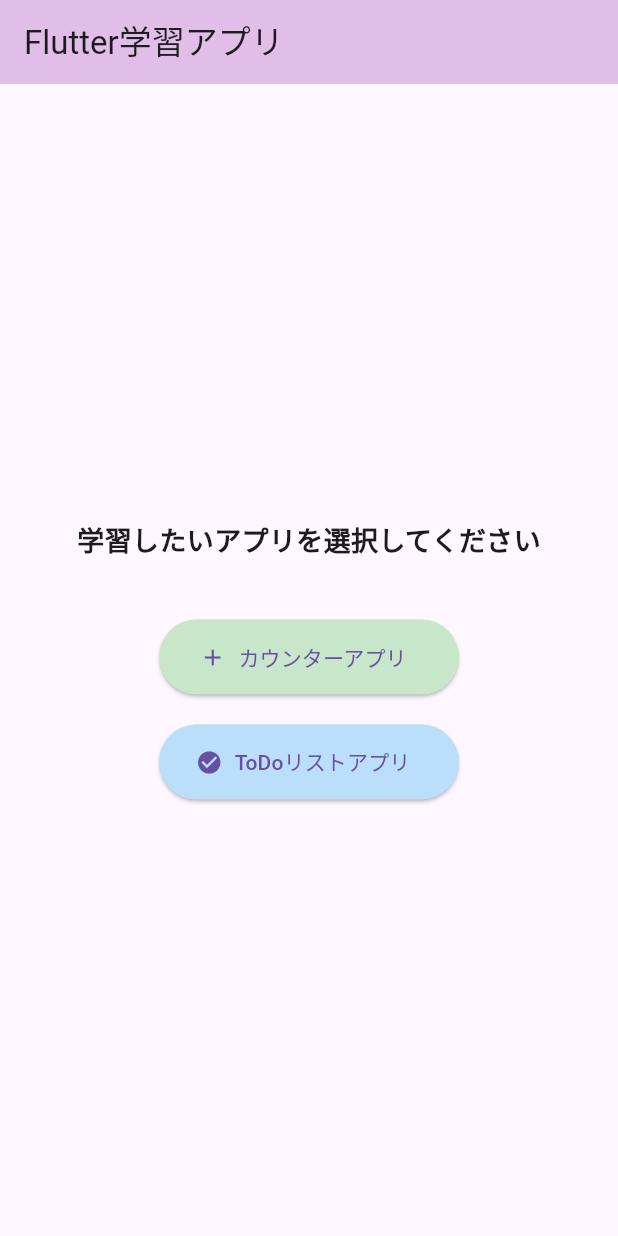
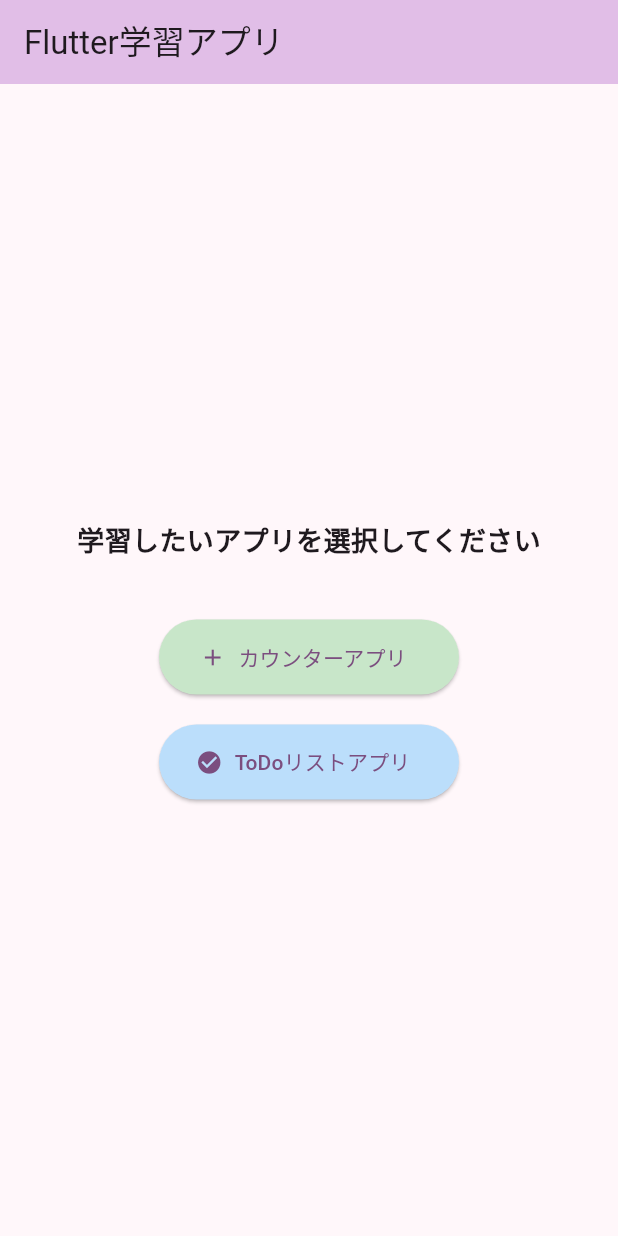
Before and after one commit to wista110/flutter-tutorial, a Flutter app: the screen it shows after launch, on a phone screen of 412 x 824 dp. Run offline on Flutter 3.47's test engine with Material 3 defaults, Android fonts, the phone set to English and light mode, and no system bars; our stand-ins replace google_fonts.

```diff
--- a/lib/counter_app.dart
+++ b/lib/counter_app.dart
@@ -20,7 +20,7 @@ class CounterApp extends StatelessWidget {
         // テーマカラーを緑色に変更してみました！
         colorScheme: ColorScheme.fromSeed(seedColor: Colors.green),
         // 日本語対応フォントを設定
-        textTheme: GoogleFonts.notoSansJpTextTheme(),
+        // textTheme: GoogleFonts.notoSansJpTextTheme(), ← この行をコメントアウト
       ),
       home: const MyHomePage(title: '私のカウンターアプリ'),
     );
--- a/lib/main.dart
+++ b/lib/main.dart
@@ -4,18 +4,33 @@ import 'todo_app.dart';    // ToDoアプリをインポート
 
 void main() {
   // どちらのアプリを起動するか選択
-  runApp(const AppSelector());
+  runApp(const MyApp());
 }
 
-// アプリ選択画面
+// ===== メインアプリウィジェット =====
+class MyApp extends StatelessWidget {
+  const MyApp({super.key});
+
+  @override
+  Widget build(BuildContext context) {
+    return MaterialApp(
+      title: 'Flutter学習アプリ',
+      theme: ThemeData(
+        colorScheme: ColorScheme.fromSeed(seedColor: Colors.purple),
+        // google_fontsを一時的に無効化（文字化け防止）
+      ),
+      home: const AppSelector(), // Scaffoldを別ウィジェットに分離
+    );
+  }
+}
+
+// ===== アプリ選択画面ウィジェット =====
 class AppSelector extends StatelessWidget {
   const AppSelector({super.key});
 
   @override
   Widget build(BuildContext context) {
-    return MaterialApp(
-      title: 'Flutter学習アプリ',
-      home: Scaffold(
+    return Scaffold(
       appBar: AppBar(
         title: const Text('Flutter学習アプリ'),
         backgroundColor: Colors.purple.shade100,
@@ -33,6 +48,7 @@ class AppSelector extends StatelessWidget {
             // カウンターアプリボタン
             ElevatedButton.icon(
               onPressed: () {
+                // ここでNavigator.pushを使って画面遷移
                 Navigator.of(context).push(
                   MaterialPageRoute(
                     builder: (context) => const CounterApp(),
@@ -52,6 +68,7 @@ class AppSelector extends StatelessWidget {
             // ToDoアプリボタン
             ElevatedButton.icon(
               onPressed: () {
+                // ここでNavigator.pushを使って画面遷移
                 Navigator.of(context).push(
                   MaterialPageRoute(
                     builder: (context) => const TodoApp(),
@@ -68,7 +85,6 @@ class AppSelector extends StatelessWidget {
           ],
         ),
       ),
-      ),
     );
   }
 }
--- a/lib/todo_app.dart
+++ b/lib/todo_app.dart
@@ -26,7 +26,7 @@ class TodoApp extends StatelessWidget {
       title: '私のToDoリスト',
       theme: ThemeData(
         colorScheme: ColorScheme.fromSeed(seedColor: Colors.blue),
-        textTheme: GoogleFonts.notoSansJpTextTheme(),
+        // textTheme: GoogleFonts.notoSansJpTextTheme(), ← この行をコメントアウト
       ),
       home: const TodoListPage(title: '私のToDoリスト'),
     );
```
Also changed, not shown: 1 other file. Lines whose indentation alone changed are shown as unchanged.
